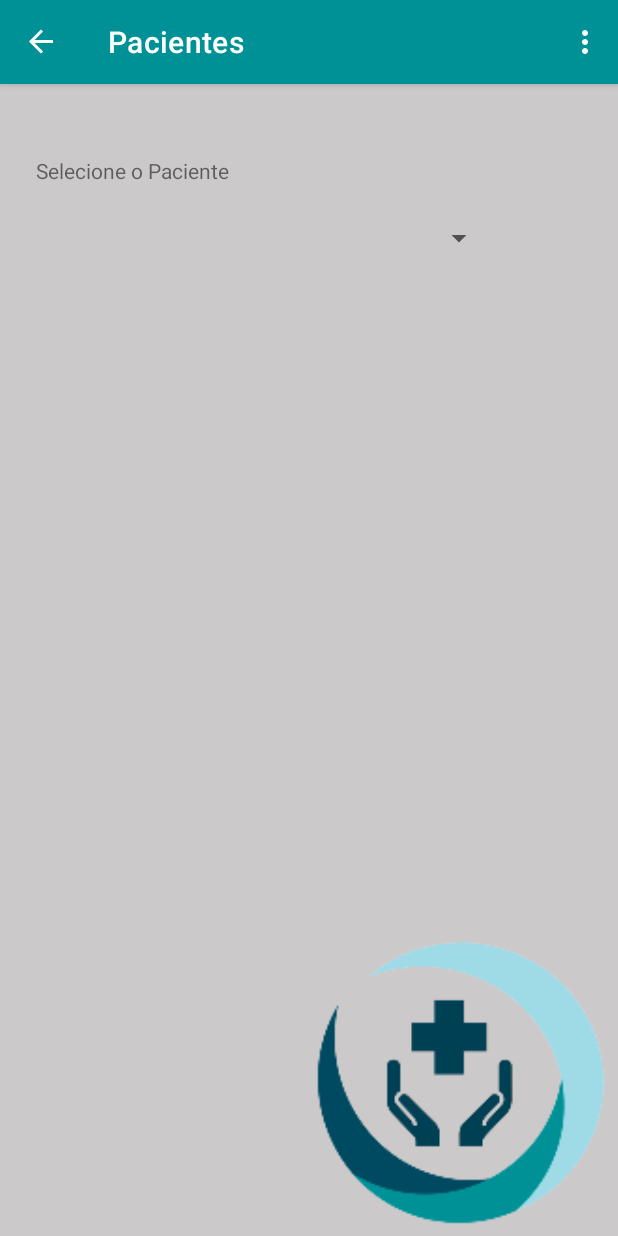
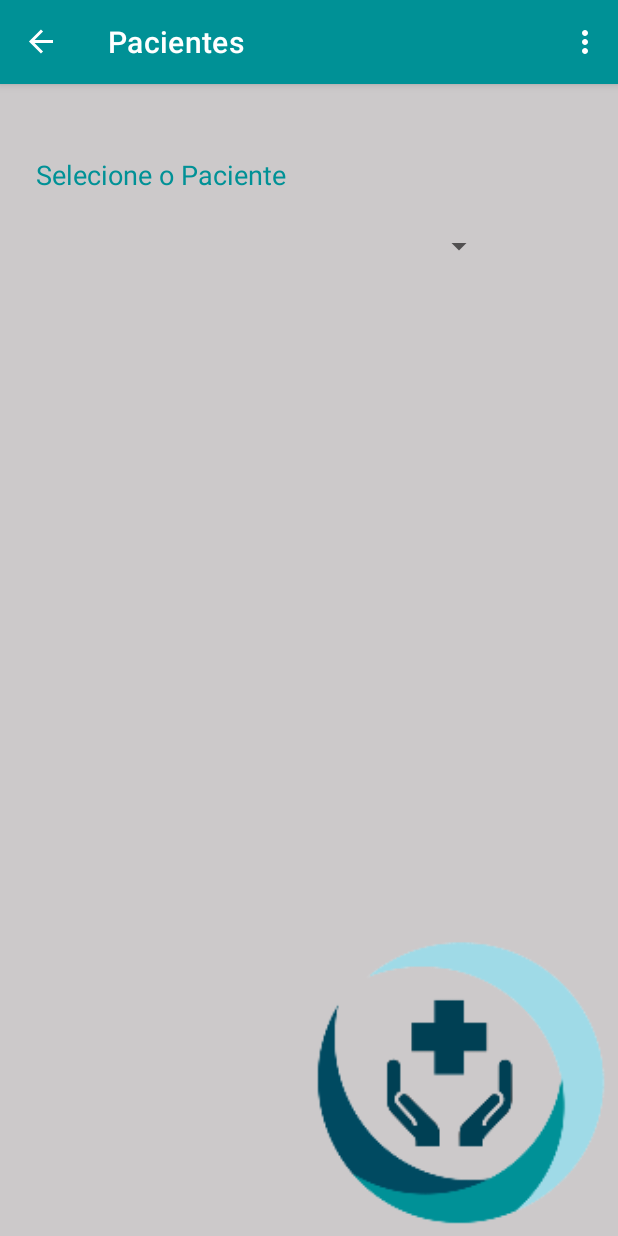
Before and after one commit to PJProenca/ProjectoProgamacaoAvancada, an Android app: the PacienteOpcoesFrag screen opened through its navigation route, on a phone screen of 412 x 824 dp. Run offline under Robolectric (Android 15) with nearby library versions, the phone set to English and light mode, and no system bars; our stand-ins replace navigation-ui.

Commit message:
*** Alterada cor e tamanho do textView do PacienteOpcoesFrag ***

```diff
--- a/app/src/main/res/layout/fragment_pacientes_opcoes.xml
+++ b/app/src/main/res/layout/fragment_pacientes_opcoes.xml
@@ -24,6 +24,8 @@
         android:layout_marginLeft="24dp"
         android:layout_marginTop="48dp"
         android:text="@string/SelecionarPacienteText"
+        android:textColor="#009196"
+        android:textSize="18sp"
         app:layout_constraintStart_toStartOf="parent"
         app:layout_constraintTop_toTopOf="parent" />
 
```
